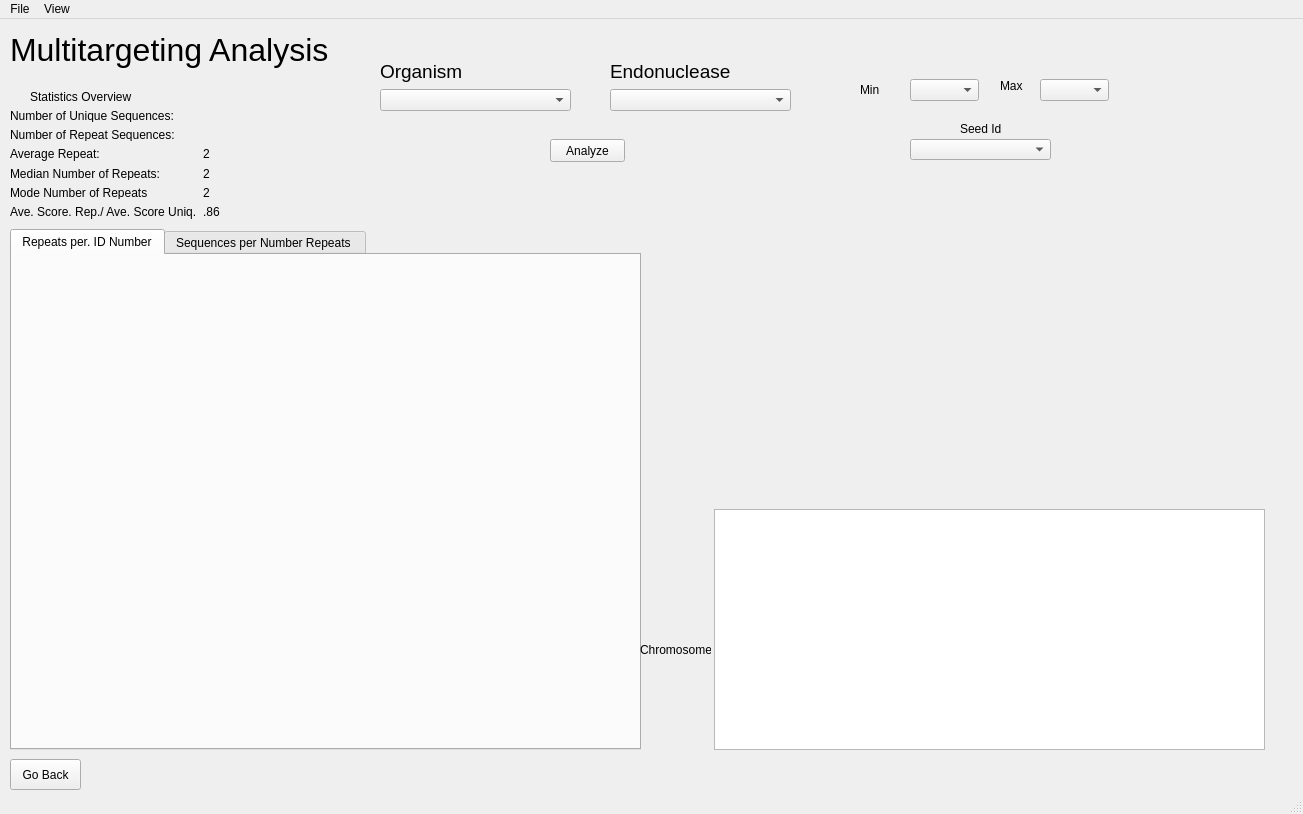
This is multitargetingwindow.ui in TrinhLab/CASPERapp as Qt 5 draws it before an edit. The edited form follows.
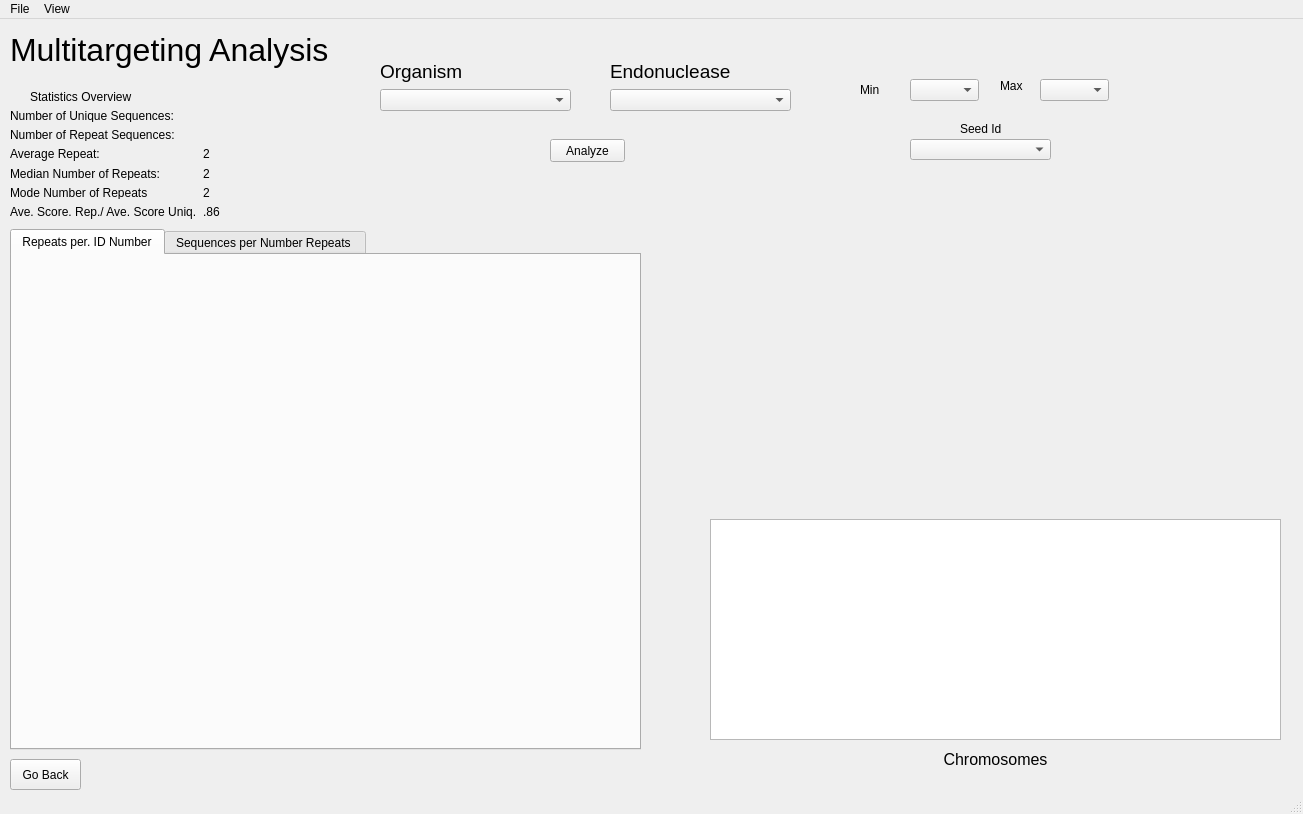
This is the edited form. Custom widgets are drawn as their Qt base class.

Commit message: working on Chromo visualization in MT and this push is to confirm that Brian can see the format correctly on his mac before continuing with this layout

```diff
--- a/multitargetingwindow.ui
+++ b/multitargetingwindow.ui
@@ -168,24 +168,6 @@
      <string>Statistics Overview</string>
     </property>
    </widget>
-   <widget class="QTextEdit" name="GeneText">
-    <property name="geometry">
-     <rect>
-      <x>714</x>
-      <y>490</y>
-      <width>551</width>
-      <height>241</height>
-     </rect>
-    </property>
-    <property name="html">
-     <string>&lt;!DOCTYPE HTML PUBLIC &quot;-//W3C//DTD HTML 4.0//EN&quot; &quot;http://www.w3.org/TR/REC-html40/strict.dtd&quot;&gt;
-&lt;html&gt;&lt;head&gt;&lt;meta name=&quot;qrichtext&quot; content=&quot;1&quot; /&gt;&lt;style type=&quot;text/css&quot;&gt;
-p, li { white-space: pre-wrap; }
-&lt;/style&gt;&lt;/head&gt;&lt;body style=&quot; font-family:'MS Shell Dlg 2'; font-size:8.25pt; font-weight:400; font-style:normal;&quot;&gt;
-&lt;p style=&quot;-qt-paragraph-type:empty; margin-top:0px; margin-bottom:0px; margin-left:0px; margin-right:0px; -qt-block-indent:0; text-indent:0px;&quot;&gt;&lt;br /&gt;&lt;/p&gt;
-&lt;p style=&quot;-qt-paragraph-type:empty; margin-top:0px; margin-bottom:0px; margin-left:0px; margin-right:0px; -qt-block-indent:0; text-indent:0px;&quot;&gt;&lt;br /&gt;&lt;/p&gt;&lt;/body&gt;&lt;/html&gt;</string>
-    </property>
-   </widget>
    <widget class="QComboBox" name="chromo_seed">
     <property name="geometry">
      <rect>
@@ -341,14 +323,14 @@
    <widget class="QLabel" name="label_5">
     <property name="geometry">
      <rect>
-      <x>640</x>
-      <y>610</y>
-      <width>71</width>
+      <x>710</x>
+      <y>720</y>
+      <width>571</width>
       <height>41</height>
      </rect>
     </property>
     <property name="text">
-     <string>Chromosomes</string>
+     <string>&lt;html&gt;&lt;head/&gt;&lt;body&gt;&lt;p align=&quot;center&quot;&gt;&lt;span style=&quot; font-size:12pt;&quot;&gt;Chromosomes&lt;/span&gt;&lt;/p&gt;&lt;/body&gt;&lt;/html&gt;</string>
     </property>
    </widget>
    <widget class="QPushButton" name="back_button">
@@ -374,6 +356,16 @@
      </rect>
     </property>
    </widget>
+   <widget class="QGraphicsView" name="graphicsView">
+    <property name="geometry">
+     <rect>
+      <x>710</x>
+      <y>500</y>
+      <width>571</width>
+      <height>221</height>
+     </rect>
+    </property>
+   </widget>
   </widget>
   <widget class="QMenuBar" name="menubar">
    <property name="geometry">
```
The commit also changes 1 other file.
